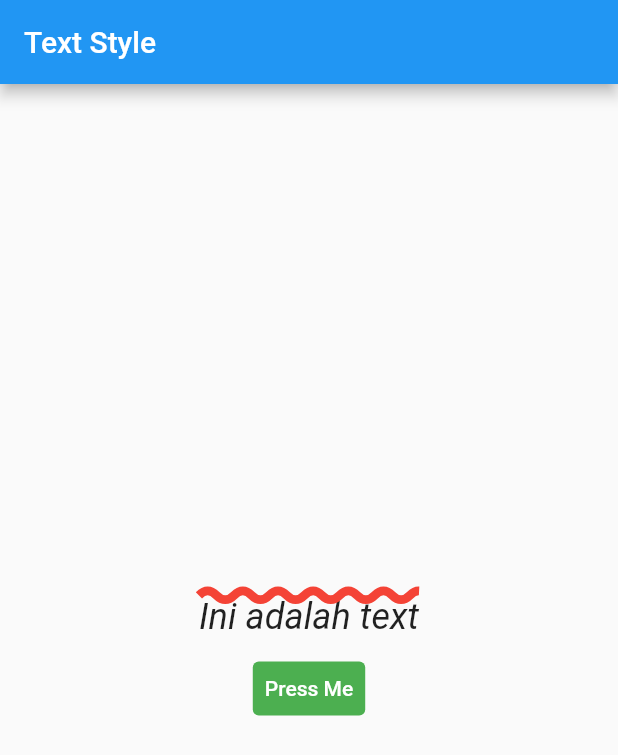
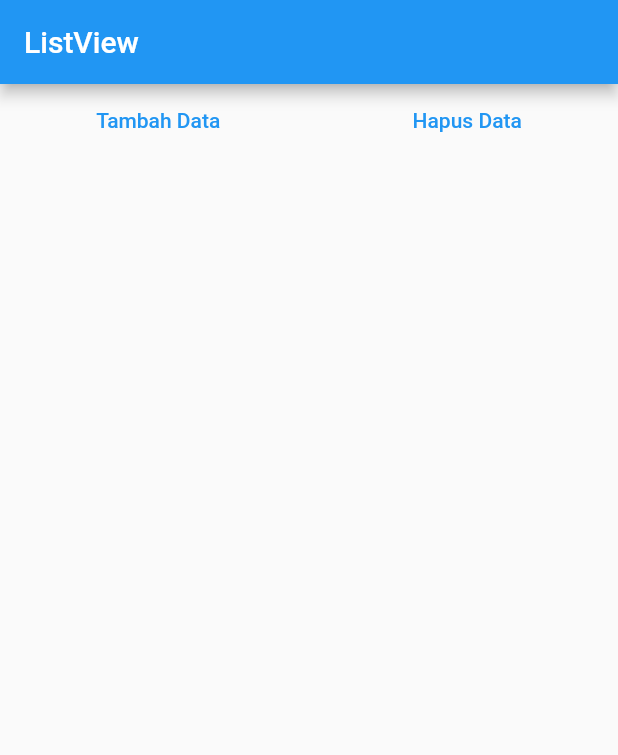
Before and after one commit to zeph1re/FlutterTutorial, a Flutter app: the screen it shows after launch, on a phone screen of 412 x 824 dp. Shown: the top 755 px of the screen. Run offline on Flutter 3.47's test engine with Material 2 defaults, Android fonts, the phone set to English and light mode, and no system bars; Roboto replaces fonts that are missing (Poppins).

Commit message:
add listview

```diff
--- a/lib/main.dart
+++ b/lib/main.dart
@@ -12,46 +12,47 @@ class MyApp extends StatefulWidget {
 }
 
 class _MyAppState extends State<MyApp> {
-  String message = "Ini adalah text";
+  List<Widget> widgets = [];
+
+  int counter = 1;
 
   @override
   Widget build(BuildContext context) {
     return MaterialApp(
       home: Scaffold(
         appBar: AppBar(
-          title: const Text("Text Style"),
+          title: const Text("ListView"),
         ),
-        body: Center(
-          child: Column(
+        body: ListView(children: [
+          Column(
             mainAxisAlignment: MainAxisAlignment.center,
             children: [
-              Text(
-                message,
-                style: const TextStyle(
-                    fontFamily: "Poppins",
-                    fontSize: 24,
-                    fontStyle: FontStyle.italic,
-                    decoration: TextDecoration.overline,
-                    decorationColor: Colors.red,
-                    decorationThickness: 5,
-                    decorationStyle: TextDecorationStyle.wavy),
-              ),
-              const SizedBox(height: 10),
-              TextButton(
-                onPressed: () {
-                  setState(() {
-                    message = "Button Pressed";
-                  });
-                },
-                style: TextButton.styleFrom(
-                    foregroundColor: Colors.white,
-                    backgroundColor: Colors.green),
-                child: const Text("Press Me",
-                    style: const TextStyle(fontFamily: "Poppins")),
+              Row(mainAxisAlignment: MainAxisAlignment.spaceAround, children: [
+                TextButton(
+                  onPressed: () {
+                    setState(() {
+                      widgets.add(Text("Data ke-$counter"));
+                    });
+                    counter++;
+                  },
+                  child: const Text("Tambah Data"),
+                ),
+                TextButton(
+                    onPressed: () {
+                      setState(() {
+                        widgets.removeLast();
+                      });
+                      counter--;
+                    },
+                    child: const Text("Hapus Data")),
+              ]),
+              Column(
+                crossAxisAlignment: CrossAxisAlignment.start,
+                children: widgets,
               )
             ],
           ),
-        ),
+        ]),
       ),
     );
   }
```
